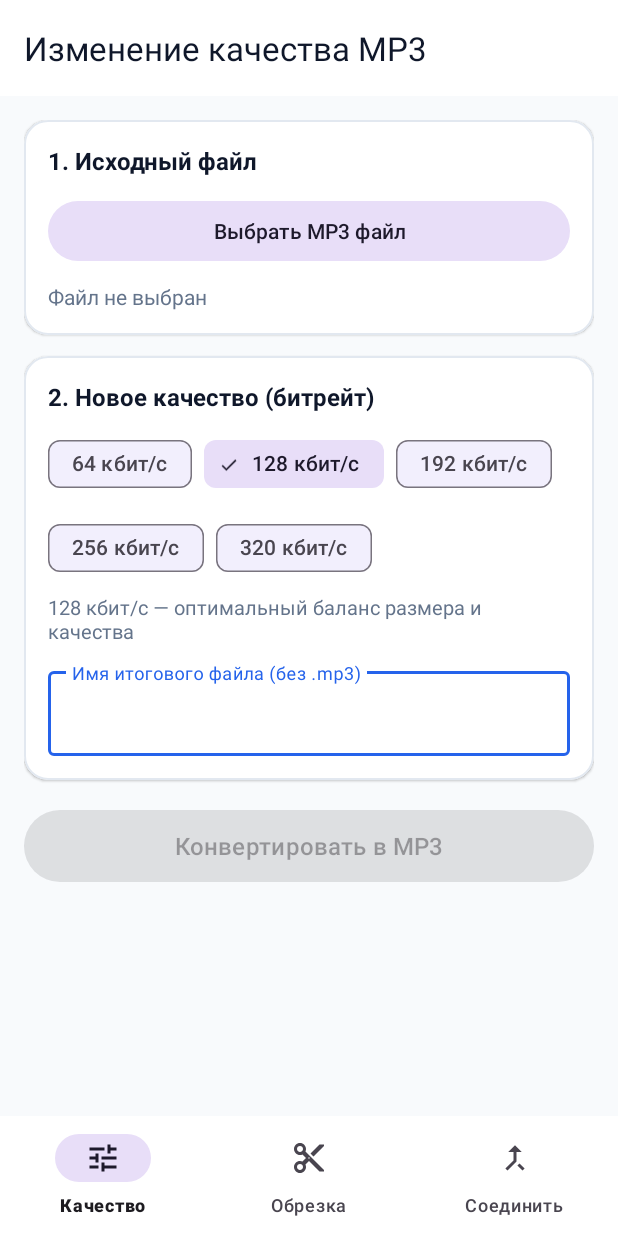
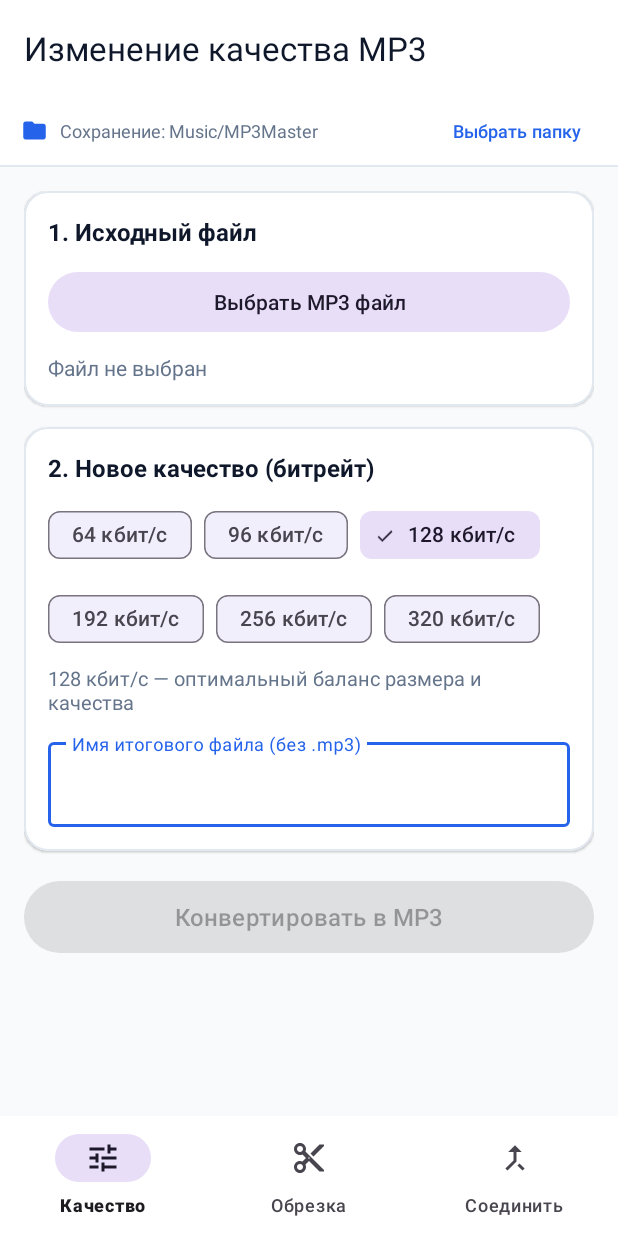
Before and after one commit to Islam2340/mp3Convert, an Android app: the screen it shows after launch (MainActivity), on a phone screen of 412 x 824 dp. Run offline under Robolectric (Android 15) with nearby library versions, the phone set to English and light mode, and no system bars; libraries missing offline, so code that uses them is left out: com.arthenica.ffmpegkit.

Commit message:
Add files via upload

```diff
--- a/app/src/main/res/layout/activity_main.xml
+++ b/app/src/main/res/layout/activity_main.xml
@@ -16,6 +16,64 @@
         app:title="@string/app_name"
         app:titleTextColor="@color/text_primary" />
 
+    <!-- Save folder selector bar -->
+    <LinearLayout
+        android:id="@+id/layoutSaveFolderBar"
+        android:layout_width="match_parent"
+        android:layout_height="wrap_content"
+        android:background="@color/card_bg"
+        android:gravity="center_vertical"
+        android:orientation="horizontal"
+        android:paddingHorizontal="14dp"
+        android:paddingVertical="6dp">
+
+        <ImageView
+            android:layout_width="18dp"
+            android:layout_height="18dp"
+            android:contentDescription="Папка"
+            android:src="@drawable/ic_folder"
+            app:tint="@color/primary" />
+
+        <TextView
+            android:id="@+id/tvSaveFolderPath"
+            android:layout_width="0dp"
+            android:layout_height="wrap_content"
+            android:layout_marginStart="8dp"
+            android:layout_weight="1"
+            android:ellipsize="middle"
+            android:singleLine="true"
+            android:text="Сохранение: Music/MP3Master"
+            android:textColor="@color/text_secondary"
+            android:textSize="12sp" />
+
+        <com.google.android.material.button.MaterialButton
+            android:id="@+id/btnPickSaveFolder"
+            style="@style/Widget.Material3.Button.TextButton"
+            android:layout_width="wrap_content"
+            android:layout_height="34dp"
+            android:insetTop="0dp"
+            android:insetBottom="0dp"
+            android:minWidth="0dp"
+            android:paddingHorizontal="10dp"
+            android:text="Выбрать папку"
+            android:textSize="12sp" />
+
+        <ImageButton
+            android:id="@+id/btnResetSaveFolder"
+            android:layout_width="30dp"
+            android:layout_height="30dp"
+            android:background="?attr/selectableItemBackgroundBorderless"
+            android:contentDescription="Сбросить папку"
+            android:src="@drawable/ic_delete"
+            android:visibility="gone"
+            app:tint="@color/text_secondary" />
+    </LinearLayout>
+
+    <View
+        android:layout_width="match_parent"
+        android:layout_height="1dp"
+        android:background="@color/divider" />
+
     <FrameLayout
         android:id="@+id/fragmentContainer"
         android:layout_width="match_parent"
--- a/app/src/main/res/layout/fragment_convert.xml
+++ b/app/src/main/res/layout/fragment_convert.xml
@@ -91,6 +91,13 @@
                         android:layout_width="wrap_content"
                         android:layout_height="wrap_content"
                         android:text="64 кбит/с" />
+
+                    <com.google.android.material.chip.Chip
+                        android:id="@+id/chip96"
+                        style="@style/Widget.Material3.Chip.Filter"
+                        android:layout_width="wrap_content"
+                        android:layout_height="wrap_content"
+                        android:text="96 кбит/с" />
 
                     <com.google.android.material.chip.Chip
                         android:id="@+id/chip128"
```
Also changed, not shown: app/src/main/res/layout/fragment_merge.xml (+7 -0 lines), app/src/main/res/layout/item_merge_file.xml (+22 -0 lines).
